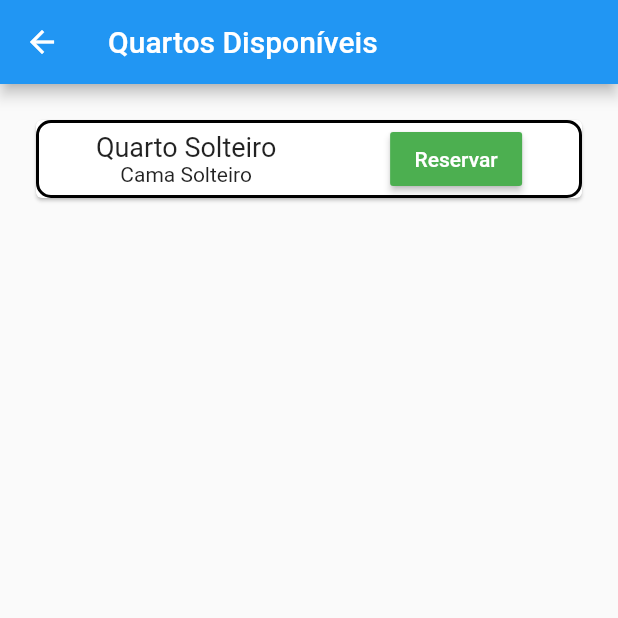
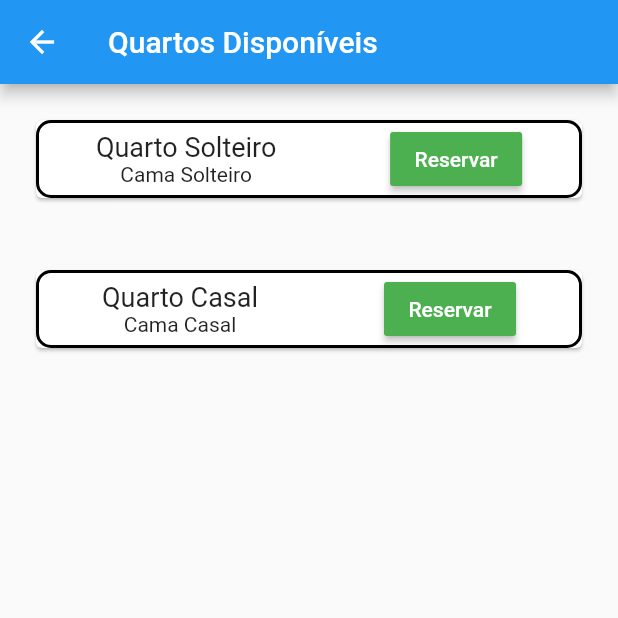
Before and after one commit to ecorreas/App-Hotel-RPIV, a Flutter app: the Hoteis_Disponiveis screen opened by its route, after a tap on "Reservar", on a phone screen of 412 x 824 dp, the top half of it. Run offline on Flutter 3.47's test engine with Material 2 defaults, Android fonts, the phone set to English and light mode, and no system bars.

```diff
--- /dev/null
+++ b/hotel/lib/core/core_api.dart
@@ -0,0 +1,6 @@
+// import 'package:hotel/classes/reserva.dart';
+// import 'package:http/http.dart' as http;
+
+// Feature<Reserva> fetch() async {
+
+// }
--- a/hotel/lib/escolha_de_quartos.dart
+++ b/hotel/lib/escolha_de_quartos.dart
@@ -50,6 +50,41 @@ class _Quartos_livresState extends State<Quartos_livres> {
                   ),
                 ),
               ),
+              Container(
+                child: Padding(
+                  padding: const EdgeInsets.all(20.0),
+                  child: Card(
+                    child: Container(
+                      decoration: myBoxDecoration(),
+                      child: Row(
+                        mainAxisAlignment: MainAxisAlignment.spaceAround,
+                        crossAxisAlignment: CrossAxisAlignment.center,
+                        children: [
+                          Column(
+                            children:[
+                            Text('Quarto Casal',
+                                  style: TextStyle(fontSize: 18),),
+                            Text('Cama Casal'),
+                            ],
+                          ),
+                          Column(
+                            children:[
+                              RaisedButton(
+                                child: Text('Reservar'),
+                                onPressed: (){
+                                  Navigator.of(context).pushNamed('');
+                                },
+                                color: Colors.green,
+                                textColor: Colors.white,
+                              ),
+                            ],
+                          )
+                        ],
+                      ),
+                    ),
+                  ),
+                ),
+              ),
             ],
           ),
         ),
--- a/hotel/lib/hoteis_disponiveis.dart
+++ b/hotel/lib/hoteis_disponiveis.dart
@@ -28,7 +28,7 @@ class _Hoteis_DisponiveisState extends State<Hoteis_Disponiveis> {
                             width: 180,
                             child: Padding(
                               padding: const EdgeInsets.all(5.0),
-                              child: Image.asset('assets/imagens/hotelreserva1.jpg'),
+                              child: Image.asset('assets/imagens/cavera.jpg'),
                             ),
                           ),
                           Padding(
@@ -39,10 +39,10 @@ class _Hoteis_DisponiveisState extends State<Hoteis_Disponiveis> {
                               mainAxisAlignment: MainAxisAlignment.start,
                               crossAxisAlignment: CrossAxisAlignment.start,
                               children: [
-                                Text('Hotel genérico.',
+                                Text('Hotel Caverá',
                                   style: TextStyle(fontSize: 20),),
                                 Container(height: 10,),
-                                Text('Endereço'),
+                                Text('Endereço: '),
                                 Text('X quartos disponiveis'),
                                 RaisedButton(
                                   child: Text('Reservar'),
--- a/hotel/pubspec.yaml
+++ b/hotel/pubspec.yaml
@@ -18,7 +18,7 @@ publish_to: 'none' # Remove this line if you wish to publish to pub.dev
 version: 1.0.0+1
 
 environment:
-  sdk: ">=2.7.0 <3.0.0"
+  sdk: ">=2.12.2 <3.0.0"
 
 dependencies:
   flutter:
@@ -28,6 +28,7 @@ dependencies:
   # The following adds the Cupertino Icons font to your application.
   # Use with the CupertinoIcons class for iOS style icons.
   cupertino_icons: ^1.0.0
+  http: ^0.13.1
 
 dev_dependencies:
   flutter_test:
@@ -48,6 +49,7 @@ flutter:
   assets:
     - assets/imagens/hotelreserva1.jpg
     - assets/imagens/login.jpg
+    - assets/imagens/cavera.jpg
   # An image asset can refer to one or more resolution-specific "variants", see
   # https://flutter.dev/assets-and-images/#resolution-aware.
 
```
Also changed, not shown: hotel/lib/classes/hotel.dart (added, +24 -0 lines), hotel/lib/classes/reserva.dart (added, +21 -0 lines), hotel/lib/tela_reservas.dart (+16 -4 lines), hotel/assets/imagens/cavera.jpg (added), hotel/lib/core/remote/endpoints.dart (added), hotel/pubspec.lock.
